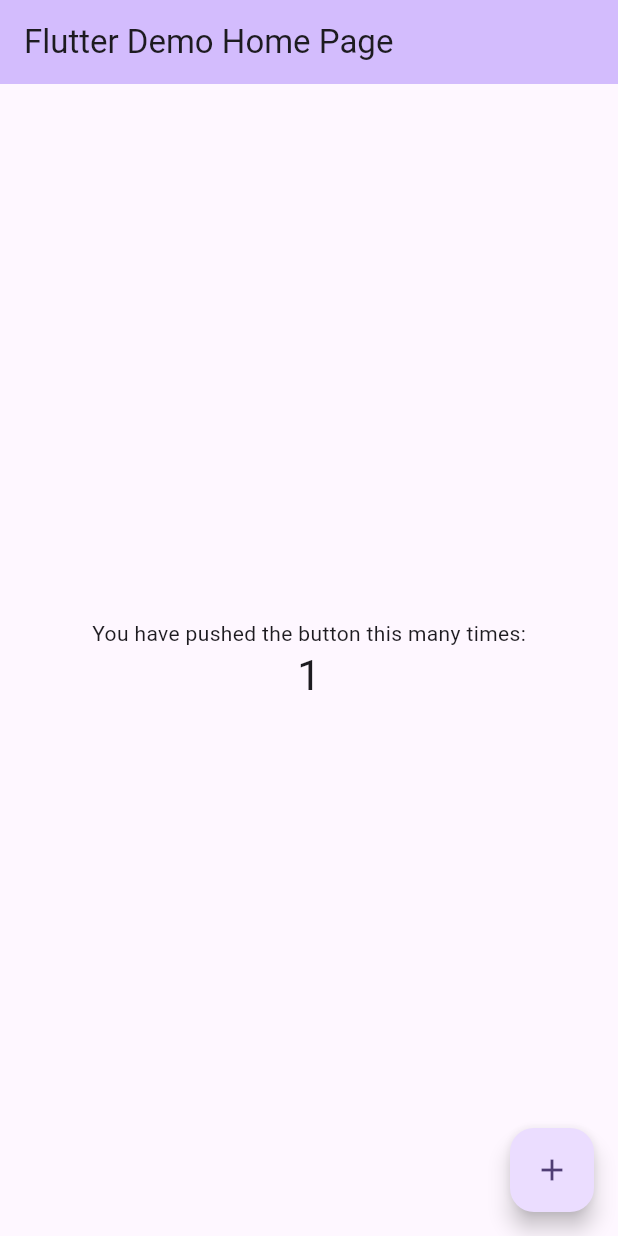
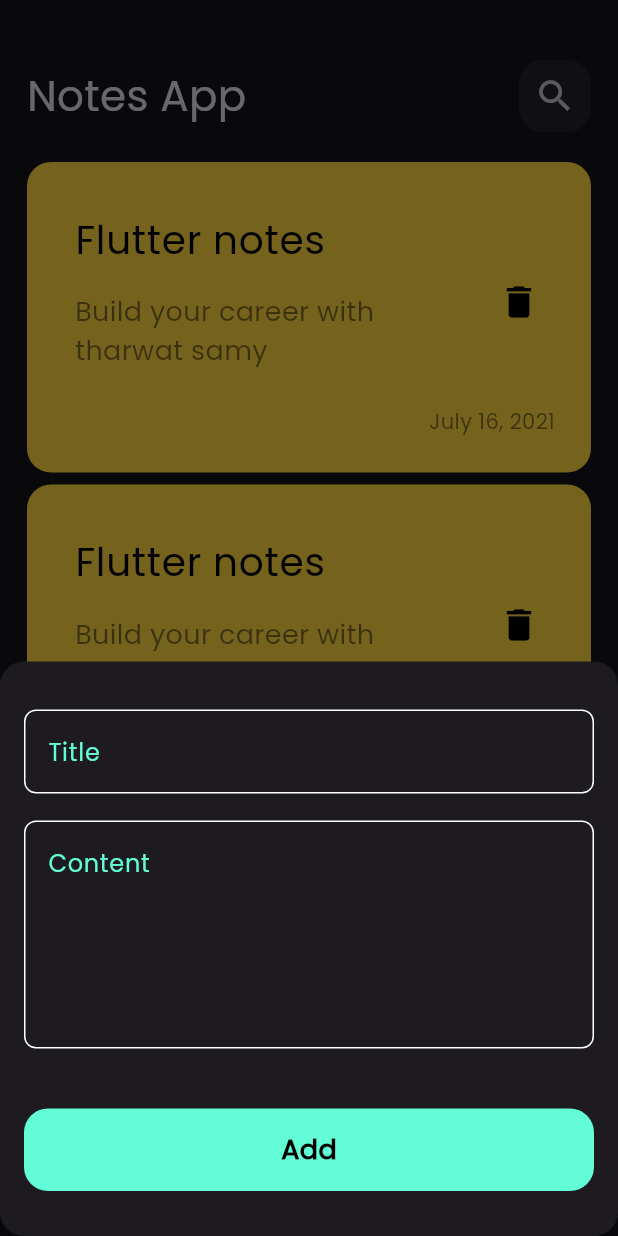
Before and after one commit to emanMahfouz07/notes_app, a Flutter app: the screen it shows after launch, after a tap on the "add" icon, on a phone screen of 412 x 824 dp. Run offline on Flutter 3.47's test engine with Material 3 defaults, Android fonts, the phone set to English and light mode, and no system bars.

Commit message:
finish UI

```diff
--- /dev/null
+++ b/lib/constants.dart
@@ -0,0 +1,3 @@
+import 'package:flutter/material.dart';
+
+const kPrimaryColor = Color(0xff62FCD7);
--- a/lib/main.dart
+++ b/lib/main.dart
@@ -1,125 +1,19 @@
 import 'package:flutter/material.dart';
+import 'package:notes_app/screens/notes_screen.dart';
 
 void main() {
-  runApp(const MyApp());
+  runApp(const NotesApp());
 }
 
-class MyApp extends StatelessWidget {
-  const MyApp({super.key});
+class NotesApp extends StatelessWidget {
+  const NotesApp({Key? key}) : super(key: key);
 
-  // This widget is the root of your application.
   @override
   Widget build(BuildContext context) {
     return MaterialApp(
-      title: 'Flutter Demo',
-      theme: ThemeData(
-        // This is the theme of your application.
-        //
-        // TRY THIS: Try running your application with "flutter run". You'll see
-        // the application has a purple toolbar. Then, without quitting the app,
-        // try changing the seedColor in the colorScheme below to Colors.green
-        // and then invoke "hot reload" (save your changes or press the "hot
-        // reload" button in a Flutter-supported IDE, or press "r" if you used
-        // the command line to start the app).
-        //
-        // Notice that the counter didn't reset back to zero; the application
-        // state is not lost during the reload. To reset the state, use hot
-        // restart instead.
-        //
-        // This works for code too, not just values: Most code changes can be
-        // tested with just a hot reload.
-        colorScheme: ColorScheme.fromSeed(seedColor: Colors.deepPurple),
-        useMaterial3: true,
-      ),
-      home: const MyHomePage(title: 'Flutter Demo Home Page'),
+      debugShowCheckedModeBanner: false,
+      theme: ThemeData(brightness: Brightness.dark, fontFamily: 'Poppins'),
+      home: NotesScreen(),
     );
   }
 }
-
-class MyHomePage extends StatefulWidget {
-  const MyHomePage({super.key, required this.title});
-
-  // This widget is the home page of your application. It is stateful, meaning
-  // that it has a State object (defined below) that contains fields that affect
-  // how it looks.
-
-  // This class is the configuration for the state. It holds the values (in this
-  // case the title) provided by the parent (in this case the App widget) and
-  // used by the build method of the State. Fields in a Widget subclass are
-  // always marked "final".
-
-  final String title;
-
-  @override
-  State<MyHomePage> createState() => _MyHomePageState();
-}
-
-class _MyHomePageState extends State<MyHomePage> {
-  int _counter = 0;
-
-  void _incrementCounter() {
-    setState(() {
-      // This call to setState tells the Flutter framework that something has
-      // changed in this State, which causes it to rerun the build method below
-      // so that the display can reflect the updated values. If we changed
-      // _counter without calling setState(), then the build method would not be
-      // called again, and so nothing would appear to happen.
-      _counter++;
-    });
-  }
-
-  @override
-  Widget build(BuildContext context) {
-    // This method is rerun every time setState is called, for instance as done
-    // by the _incrementCounter method above.
-    //
-    // The Flutter framework has been optimized to make rerunning build methods
-    // fast, so that you can just rebuild anything that needs updating rather
-    // than having to individually change instances of widgets.
-    return Scaffold(
-      appBar: AppBar(
-        // TRY THIS: Try changing the color here to a specific color (to
-        // Colors.amber, perhaps?) and trigger a hot reload to see the AppBar
-        // change color while the other colors stay the same.
-        backgroundColor: Theme.of(context).colorScheme.inversePrimary,
-        // Here we take the value from the MyHomePage object that was created by
-        // the App.build method, and use it to set our appbar title.
-        title: Text(widget.title),
-      ),
-      body: Center(
-        // Center is a layout widget. It takes a single child and positions it
-        // in the middle of the parent.
-        child: Column(
-          // Column is also a layout widget. It takes a list of children and
-          // arranges them vertically. By default, it sizes itself to fit its
-          // children horizontally, and tries to be as tall as its parent.
-          //
-          // Column has various properties to control how it sizes itself and
-          // how it positions its children. Here we use mainAxisAlignment to
-          // center the children vertically; the main axis here is the vertical
-          // axis because Columns are vertical (the cross axis would be
-          // horizontal).
-          //
-          // TRY THIS: Invoke "debug painting" (choose the "Toggle Debug Paint"
-          // action in the IDE, or press "p" in the console), to see the
-          // wireframe for each widget.
-          mainAxisAlignment: MainAxisAlignment.center,
-          children: <Widget>[
-            const Text(
-              'You have pushed the button this many times:',
-            ),
-            Text(
-              '$_counter',
-              style: Theme.of(context).textTheme.headlineMedium,
-            ),
-          ],
-        ),
-      ),
-      floatingActionButton: FloatingActionButton(
-        onPressed: _incrementCounter,
-        tooltip: 'Increment',
-        child: const Icon(Icons.add),
-      ), // This trailing comma makes auto-formatting nicer for build methods.
-    );
-  }
-}
--- /dev/null
+++ b/lib/models/note_model.dart
@@ -0,0 +1,12 @@
+class NoteModel {
+  final String title;
+  final String subTitle;
+  final String date;
+  final int color;
+
+  NoteModel(
+      {required this.title,
+      required this.subTitle,
+      required this.date,
+      required this.color});
+}
--- /dev/null
+++ b/lib/screens/edit_note_screen.dart
@@ -0,0 +1,35 @@
+import 'package:flutter/material.dart';
+import 'package:notes_app/widgets/custom_app_bar.dart';
+import 'package:notes_app/widgets/custom_text_field.dart';
+
+class EditNoteScreen extends StatelessWidget {
+  const EditNoteScreen({Key? key}) : super(key: key);
+
+  @override
+  Widget build(BuildContext context) {
+    return const Scaffold(
+      body: Padding(
+        padding: EdgeInsets.symmetric(horizontal: 24.0),
+        child: Column(
+          children: [
+            SizedBox(
+              height: 50,
+            ),
+            CustomAppBar(title: 'Edit Note', icon: Icons.check),
+            SizedBox(
+              height: 40,
+            ),
+            CustomTextField(hintText: 'Title'),
+            SizedBox(
+              height: 16,
+            ),
+            CustomTextField(
+              hintText: 'Contetnt',
+              maxLines: 5,
+            ),
+          ],
+        ),
+      ),
+    );
+  }
+}
--- /dev/null
+++ b/lib/screens/notes_screen.dart
@@ -0,0 +1,27 @@
+import 'package:flutter/material.dart';
+import 'package:notes_app/widgets/custom_app_bar.dart';
+import 'package:notes_app/widgets/custom_modal_bottom_sheet.dart';
+import 'package:notes_app/widgets/notes_scrren_body.dart';
+
+class NotesScreen extends StatelessWidget {
+  const NotesScreen({Key? key}) : super(key: key);
+
+  @override
+  Widget build(BuildContext context) {
+    return Scaffold(
+      floatingActionButton: FloatingActionButton(
+        onPressed: () {
+          showModalBottomSheet(
+              context: context,
+              shape: RoundedRectangleBorder(
+                  borderRadius: BorderRadius.circular(16)),
+              builder: (context) {
+                return const AddNoteModalBottomSheet();
+              });
+        },
+        child: const Icon(Icons.add),
+      ),
+      body: const NotesAppBody(),
+    );
+  }
+}
--- /dev/null
+++ b/lib/widgets/custom_app_bar.dart
@@ -0,0 +1,26 @@
+import 'package:flutter/cupertino.dart';
+import 'package:notes_app/widgets/custom_search_Icon.dart';
+import 'package:notes_app/widgets/notes_item.dart';
+
+class CustomAppBar extends StatelessWidget {
+  const CustomAppBar({Key? key, required this.title, required this.icon})
+      : super(key: key);
+  final String title;
+  final IconData icon;
+  @override
+  Widget build(BuildContext context) {
+    return Row(
+      mainAxisAlignment: MainAxisAlignment.spaceBetween,
+      children: [
+        Text(
+          title,
+          style: const TextStyle(fontSize: 28),
+        ),
+        const Spacer(),
+        CustomSearchIcon(
+          icon: icon,
+        ),
+      ],
+    );
+  }
+}
--- /dev/null
+++ b/lib/widgets/custom_modal_bottom_sheet.dart
@@ -0,0 +1,38 @@
+import 'package:flutter/material.dart';
+import 'package:notes_app/widgets/custom_text_field.dart';
+import 'package:notes_app/widgets/custome_button.dart';
+
+class AddNoteModalBottomSheet extends StatelessWidget {
+  const AddNoteModalBottomSheet({Key? key}) : super(key: key);
+
+  @override
+  Widget build(BuildContext context) {
+    return const Padding(
+      padding: EdgeInsets.symmetric(horizontal: 16.0),
+      child: SingleChildScrollView(
+        child: Column(
+          children: [
+            SizedBox(
+              height: 32,
+            ),
+            CustomTextField(
+              hintText: 'Title',
+            ),
+            SizedBox(
+              height: 18,
+            ),
+            CustomTextField(
+              hintText: 'Content',
+              maxLines: 5,
+            ),
+            SizedBox(
+              height: 40,
+            ),
+            CustomButton(),
+            SizedBox(height: 30),
+          ],
+        ),
+      ),
+    );
+  }
+}
--- /dev/null
+++ b/lib/widgets/custom_search_Icon.dart
@@ -0,0 +1,25 @@
+import 'package:flutter/material.dart';
+
+class CustomSearchIcon extends StatelessWidget {
+  const CustomSearchIcon({Key? key, required this.icon}) : super(key: key);
+  final IconData icon;
+  @override
+  Widget build(BuildContext context) {
+    return Container(
+      width: 48,
+      height: 48,
+      decoration: BoxDecoration(
+          color: Colors.white.withOpacity(0.06),
+          borderRadius: BorderRadius.circular(16)),
+      child: Center(
+        child: IconButton(
+          onPressed: () {},
+          icon: Icon(
+            icon,
+            size: 28,
+          ),
+        ),
+      ),
+    );
+  }
+}
--- /dev/null
+++ b/lib/widgets/custom_text_field.dart
@@ -0,0 +1,32 @@
+import 'package:flutter/material.dart';
+import 'package:notes_app/constants.dart';
+
+class CustomTextField extends StatelessWidget {
+  const CustomTextField({Key? key, required this.hintText, this.maxLines = 1})
+      : super(key: key);
+  final String hintText;
+  final int maxLines;
+  @override
+  Widget build(BuildContext context) {
+    return TextField(
+      cursorColor: kPrimaryColor,
+      maxLines: maxLines,
+      decoration: InputDecoration(
+        hintText: hintText,
+        hintStyle: const TextStyle(
+          color: kPrimaryColor,
+        ),
+        border: buildBorder(),
+        enabledBorder: buildBorder(),
+        focusedBorder: buildBorder(kPrimaryColor),
+      ),
+    );
+  }
+
+  OutlineInputBorder buildBorder([color]) {
+    return OutlineInputBorder(
+      borderRadius: BorderRadius.circular(8),
+      borderSide: BorderSide(color: color ?? Colors.white),
+    );
+  }
+}
--- /dev/null
+++ b/lib/widgets/custome_button.dart
@@ -0,0 +1,29 @@
+import 'package:flutter/gestures.dart';
+import 'package:flutter/material.dart';
+import 'package:notes_app/constants.dart';
+
+class CustomButton extends StatelessWidget {
+  const CustomButton({Key? key}) : super(key: key);
+
+  @override
+  Widget build(BuildContext context) {
+    return Container(
+      decoration: BoxDecoration(
+        color: kPrimaryColor,
+        borderRadius: BorderRadius.circular(16),
+      ),
+      width: MediaQuery.of(context).size.width,
+      height: 55,
+      child: Center(
+        child: Text(
+          'Add',
+          style: TextStyle(
+            color: Colors.black,
+            fontSize: 18,
+            fontWeight: FontWeight.bold,
+          ),
+        ),
+      ),
+    );
+  }
+}
--- /dev/null
+++ b/lib/widgets/edit_view_body.dart
@@ -0,0 +1,24 @@
+import 'package:flutter/material.dart';
+import 'package:notes_app/widgets/custom_app_bar.dart';
+
+class EditNoteScreenBody extends StatelessWidget {
+  const EditNoteScreenBody({Key? key}) : super(key: key);
+
+  @override
+  Widget build(BuildContext context) {
+    return Padding(
+      padding: const EdgeInsets.symmetric(horizontal: 24.0),
+      child: Column(
+        children: [
+          SizedBox(
+            height: 50,
+          ),
+          CustomAppBar(
+            icon: Icons.search,
+            title: 'Notes',
+          ),
+        ],
+      ),
+    );
+  }
+}
--- /dev/null
+++ b/lib/widgets/notes_item.dart
@@ -0,0 +1,54 @@
+import 'package:flutter/material.dart';
+import 'package:notes_app/screens/edit_note_screen.dart';
+
+class NotesItem extends StatelessWidget {
+  const NotesItem({Key? key}) : super(key: key);
+
+  @override
+  Widget build(BuildContext context) {
+    return GestureDetector(
+      onTap: () {
+        Navigator.push(context, MaterialPageRoute(builder: (context) {
+          return EditNoteScreen();
+        }));
+      },
+      child: Container(
+        padding: const EdgeInsets.only(top: 24, bottom: 24, left: 16),
+        decoration: BoxDecoration(
+          color: Colors.amberAccent,
+          borderRadius: BorderRadius.circular(16),
+        ),
+        child: Column(
+          crossAxisAlignment: CrossAxisAlignment.end,
+          children: [
+            ListTile(
+              title: Text(
+                'Flutter notes',
+                style: const TextStyle(color: Colors.black, fontSize: 26),
+              ),
+              subtitle: Padding(
+                padding: const EdgeInsets.only(top: 16, bottom: 16),
+                child: Text('Build your career with tharwat samy  ',
+                    style: TextStyle(
+                        color: Colors.black.withOpacity(0.5), fontSize: 18)),
+              ),
+              trailing: IconButton(
+                onPressed: () {},
+                icon: const Icon(
+                  Icons.delete,
+                  color: Colors.black,
+                  size: 28,
+                ),
+              ),
+            ),
+            Padding(
+              padding: const EdgeInsets.only(right: 24.0),
+              child: Text('July 16, 2021',
+                  style: TextStyle(color: Colors.black.withOpacity(0.5))),
+            )
+          ],
+        ),
+      ),
+    );
+  }
+}
--- /dev/null
+++ b/lib/widgets/notes_list_view.dart
@@ -0,0 +1,21 @@
+import 'package:flutter/material.dart';
+import 'package:notes_app/widgets/notes_item.dart';
+
+class NotesListView extends StatelessWidget {
+  const NotesListView({Key? key}) : super(key: key);
+
+  @override
+  Widget build(BuildContext context) {
+    return Padding(
+      padding: const EdgeInsets.symmetric(vertical: 16.0),
+      child: ListView.builder(
+          padding: EdgeInsets.zero,
+          itemBuilder: (context, index) {
+            return const Padding(
+              padding: EdgeInsets.symmetric(vertical: 4.0),
+              child: NotesItem(),
+            );
+          }),
+    );
+  }
+}
--- /dev/null
+++ b/lib/widgets/notes_scrren_body.dart
@@ -0,0 +1,32 @@
+import 'package:flutter/material.dart';
+import 'package:notes_app/widgets/custom_app_bar.dart';
+import 'package:notes_app/widgets/notes_item.dart';
+import 'package:notes_app/widgets/notes_list_view.dart';
+
+class NotesAppBody extends StatelessWidget {
+  const NotesAppBody({Key? key}) : super(key: key);
+
+  @override
+  Widget build(BuildContext context) {
+    return Padding(
+      padding: const EdgeInsets.symmetric(
+        horizontal: 18.0,
+      ),
+      child: const Column(
+        children: [
+          SizedBox(
+            height: 40,
+          ),
+          CustomAppBar(
+            icon: Icons.search,
+            title: 'Notes App',
+          ),
+          Expanded(
+            child: NotesListView(),
+            flex: 1,
+          ),
+        ],
+      ),
+    );
+  }
+}
```
Also changed, not shown: pubspec.yaml (+10 -6 lines), assets/fonts/Poppins-Medium.ttf (added), assets/fonts/Poppins-MediumItalic.ttf (added), assets/fonts/Poppins-Regular.ttf (added), assets/fonts/Poppins-SemiBold.ttf (added), pubspec.lock, 1 other file.
